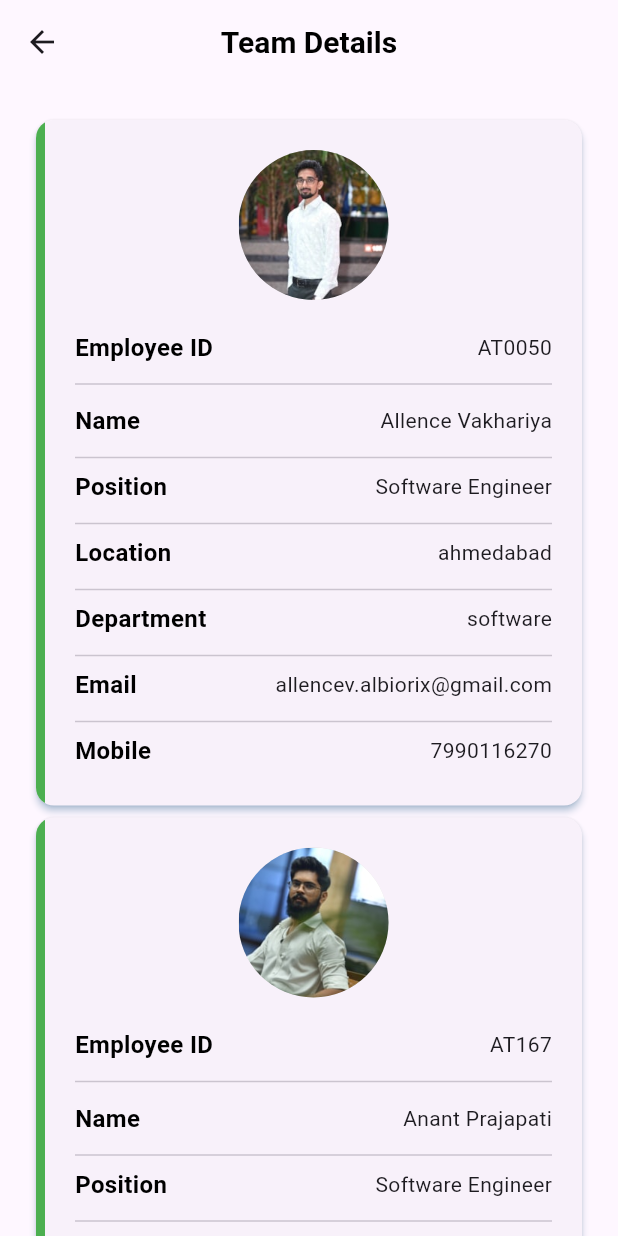
After one commit to SheetalAlbiorix/Chiraglearn_flutter, a Flutter app: the screen it shows after launch, after a tap on "Task 5.1 - Team Details Using Json", on a phone screen of 412 x 824 dp. The commit adds this screen. Run offline on Flutter 3.47's test engine with Material 3 defaults, Android fonts, the phone set to English and light mode, and no system bars.

Commit message:
- added task 5 using json folder. - added common strings to folder.

```diff
--- a/lib/constants/custom_textstyles.dart
+++ b/lib/constants/custom_textstyles.dart
@@ -7,7 +7,7 @@ class CustomTextStyles {
     color: Colors.black,
   );
   static TextStyle mediumTextStyle = TextStyle(
-    fontSize: 17,
+    fontSize: 16,
     fontWeight: FontWeight.w600,
     color: Colors.black,
   );
--- a/lib/constants/image_path.dart
+++ b/lib/constants/image_path.dart
@@ -11,7 +11,7 @@ class ImagesPath {
   static const sohanBhadra = "assets/images/sohan.jpg";
   static const shashankAdhatRao = "assets/images/shashank.jpg";
   static const sazzadhusenIproliya = "assets/images/Sazzadhusen.jpg";
-  static const sarveshSavaliya = "Sarvesh Savaliya";
+  static const sarveshSavaliya = "assets/images/sarvesh.jpg";
   static const prachiKotak = "assets/images/prachi.jpeg";
   static const allenceVakhariya = "assets/images/allence.jpg";
   static const chiragKumarGohil = "assets/images/chirag.jpg";
--- a/lib/constants/string_constants.dart
+++ b/lib/constants/string_constants.dart
@@ -1,4 +1,6 @@
 class StringConstants {
+  //team details using method
+
   static const sheetalGajjar = "Sheetal Gajjar";
   static const anantPrajapati = "Anant Prajapati";
   static const himanshuJawale = "Himanshu Jawale";
@@ -15,4 +17,16 @@ class StringConstants {
   static const chiragKumarGohil = "Chiragkumar Gohil";
   static const jhanviPathar = "Jhanvi Pathar";
   static const krishnaBarasara = "Krishna Barasara";
+
+  // json assets
+  static const jsonPath = "assets/team_member_data.json";
+
+  //team details using json
+  static const employeeId = "Employee ID";
+  static const name = "Name";
+  static const position = "Position";
+  static const location = "Location";
+  static const department = "Department";
+  static const email = "Email";
+  static const mobile = "Mobile";
 }
--- a/lib/view/index.dart
+++ b/lib/view/index.dart
@@ -1,12 +1,16 @@
 import 'package:flutter/material.dart';
 import 'package:intern_project/constants/custom_appbar.dart';
 import 'package:intern_project/constants/custom_textstyles.dart';
-import 'package:intern_project/view/screen.dart';
+import 'package:intern_project/view/team_details_using_json.dart';
+import 'package:intern_project/view/team_details_using_methods.dart';
 
 class IndexScreen extends StatelessWidget {
   IndexScreen({super.key});
 
-  final taskItems = ["Task 5 - Teammates Details using switch"];
+  final taskItems = [
+    "Task 5.1 - Team Details Using Json",
+    "Task 5.2 - Team Details Using Method"
+  ];
 
   @override
   Widget build(BuildContext context) {
@@ -20,11 +24,19 @@ class IndexScreen extends StatelessWidget {
             return InkWell(
               overlayColor: WidgetStatePropertyAll(Colors.transparent),
               onTap: () {
-                Navigator.push(context, MaterialPageRoute(
-                  builder: (context) {
-                    return Teammates();
-                  },
-                ));
+                index == 0
+                    ? Navigator.push(context, MaterialPageRoute(
+                        builder: (context) {
+                          return TeamDetailsUsingJson();
+                        },
+                      ))
+                    : index == 1
+                        ? Navigator.push(context, MaterialPageRoute(
+                            builder: (context) {
+                              return TeamDetailsUsingMethod();
+                            },
+                          ))
+                        : null;
               },
               child: Card(
                 elevation: 4,
--- /dev/null
+++ b/lib/view/team_details_using_json.dart
@@ -0,0 +1,215 @@
+import 'dart:convert';
+
+import 'package:flutter/material.dart';
+import 'package:flutter/services.dart' show rootBundle;
+import 'package:intern_project/constants/custom_appbar.dart';
+import 'package:intern_project/constants/custom_textstyles.dart';
+import 'package:intern_project/constants/image_path.dart';
+import 'package:intern_project/constants/string_constants.dart';
+
+class TeamDetailsUsingJson extends StatefulWidget {
+  const TeamDetailsUsingJson({super.key});
+
+  @override
+  State<TeamDetailsUsingJson> createState() => _TeamDetailsUsingJsonState();
+}
+
+class _TeamDetailsUsingJsonState extends State<TeamDetailsUsingJson> {
+  List list = [];
+
+  loadJsonData() async {
+    final jsonData = await rootBundle.loadString(StringConstants.jsonPath);
+    List jsonList = jsonDecode(jsonData);
+    setState(() {
+      list = jsonList;
+      list.sort((a, b) => a['name'].compareTo(b['name']));
+    });
+  }
+
+  @override
+  void initState() {
+    super.initState();
+    loadJsonData();
+  }
+
+  final ScrollController _scrollController = ScrollController();
+
+  @override
+  Widget build(BuildContext context) {
+    return Scaffold(
+      appBar: CustomAppbar.appbar("Team Details", true),
+      body: Center(
+        child: SizedBox(
+          // width: 500,
+          child: Column(
+            children: [
+              Scrollbar(
+                controller: _scrollController,
+                child: list.isNotEmpty
+                    ? ListView.builder(
+                        shrinkWrap: true,
+                        padding: EdgeInsets.all(20),
+                        itemCount: list.length,
+                        itemBuilder: (context, index) {
+                          var item = list[index];
+                          return Card(
+                            elevation: 2,
+                            shadowColor: Colors.blue.shade200,
+                            child: ClipPath(
+                              clipper: ShapeBorderClipper(
+                                  shape: RoundedRectangleBorder(
+                                      borderRadius: BorderRadius.circular(12))),
+                              child: Container(
+                                decoration: BoxDecoration(
+                                    border: Border(
+                                        left: BorderSide(
+                                            color: Colors.green, width: 6))),
+                                child: Padding(
+                                  padding: const EdgeInsets.all(20),
+                                  child: Column(
+                                    children: [
+                                      Center(
+                                        child: CircleAvatar(
+                                          backgroundColor: Colors.grey.shade300,
+                                          backgroundImage:
+                                              item['profile'].isNotEmpty
+                                                  ? AssetImage(item['profile'])
+                                                  : AssetImage(
+                                                      ImagesPath.placeHolder),
+                                          radius: 50,
+                                        ),
+                                      ),
+                                      SizedBox(
+                                        height: 20,
+                                      ),
+                                      Row(
+                                        mainAxisAlignment:
+                                            MainAxisAlignment.spaceBetween,
+                                        children: [
+                                          Text(
+                                            StringConstants.employeeId,
+                                            style: CustomTextStyles
+                                                .mediumTextStyle,
+                                          ),
+                                          Text(item['emp_id']),
+                                        ],
+                                      ),
+                                      SizedBox(
+                                        height: 5,
+                                      ),
+                                      Divider(),
+                                      SizedBox(
+                                        height: 5,
+                                      ),
+                                      Row(
+                                        mainAxisAlignment:
+                                            MainAxisAlignment.spaceBetween,
+                                        children: [
+                                          Text(
+                                            StringConstants.name,
+                                            style: CustomTextStyles
+                                                .mediumTextStyle,
+                                          ),
+                                          Text(item['name']),
+                                        ],
+                                      ),
+                                      SizedBox(
+                                        height: 5,
+                                      ),
+                                      Divider(),
+                                      Row(
+                                        mainAxisAlignment:
+                                            MainAxisAlignment.spaceBetween,
+                                        children: [
+                                          Text(
+                                            StringConstants.position,
+                                            style: CustomTextStyles
+                                                .mediumTextStyle,
+                                          ),
+                                          Text(item['position']),
+                                        ],
+                                      ),
+                                      SizedBox(
+                                        height: 5,
+                                      ),
+                                      Divider(),
+                                      Row(
+                                        mainAxisAlignment:
+                                            MainAxisAlignment.spaceBetween,
+                                        children: [
+                                          Text(
+                                            StringConstants.location,
+                                            style: CustomTextStyles
+                                                .mediumTextStyle,
+                                          ),
+                                          Text(item['location']),
+                                        ],
+                                      ),
+                                      SizedBox(
+                                        height: 5,
+                                      ),
+                                      Divider(),
+                                      Row(
+                                        mainAxisAlignment:
+                                            MainAxisAlignment.spaceBetween,
+                                        children: [
+                                          Text(
+                                            StringConstants.department,
+                                            style: CustomTextStyles
+                                                .mediumTextStyle,
+                                          ),
+                                          Text(item['department']),
+                                        ],
+                                      ),
+                                      SizedBox(
+                                        height: 5,
+                                      ),
+                                      Divider(),
+                                      Row(
+                                        mainAxisAlignment:
+                                            MainAxisAlignment.spaceBetween,
+                                        children: [
+                                          Text(
+                                            StringConstants.email,
+                                            style: CustomTextStyles
+                                                .mediumTextStyle,
+                                          ),
+                                          Text(item['email']),
+                                        ],
+                                      ),
+                                      SizedBox(
+                                        height: 5,
+                                      ),
+                                      Divider(),
+                                      Row(
+                                        mainAxisAlignment:
+                                            MainAxisAlignment.spaceBetween,
+                                        children: [
+                                          Text(
+                                            StringConstants.mobile,
+                                            style: CustomTextStyles
+                                                .mediumTextStyle,
+                                          ),
+                                          Text(item['mobile']),
+                                        ],
+                                      ),
+                                      SizedBox(
+                                        height: 5,
+                                      ),
+                                    ],
+                                  ),
+                                ),
+                              ),
+                            ),
+                          );
+                        },
+                      )
+                    : CircularProgressIndicator(),
+              ),
+            ],
+          ),
+        ),
+      ),
+    );
+  }
+}
--- a/lib/view/screen.dart
+++ b/lib/view/team_details_using_methods.dart
@@ -4,14 +4,14 @@ import 'package:intern_project/constants/custom_textstyles.dart';
 import 'package:intern_project/constants/image_path.dart';
 import 'package:intern_project/constants/string_constants.dart';
 
-class Teammates extends StatefulWidget {
-  const Teammates({super.key});
+class TeamDetailsUsingMethod extends StatefulWidget {
+  const TeamDetailsUsingMethod({super.key});
 
   @override
-  State<Teammates> createState() => _TeammatesState();
+  State<TeamDetailsUsingMethod> createState() => _TeamDetailsUsingMethodState();
 }
 
-class _TeammatesState extends State<Teammates> {
+class _TeamDetailsUsingMethodState extends State<TeamDetailsUsingMethod> {
   static final List<String> teamMatesListItems = [
     "Allence Vakhariya",
     "Chiragkumar Gohil",
--- a/pubspec.yaml
+++ b/pubspec.yaml
@@ -60,6 +60,7 @@ flutter:
   # To add assets to your application, add an assets section, like this:
   assets:
     - assets/images/
+    - assets/
   # assets:
   #   - images/a_dot_burr.jpeg
   #   - images/a_dot_ham.jpeg
```
Also changed, not shown: assets/team_member_data.json (added, +178 -0 lines).
